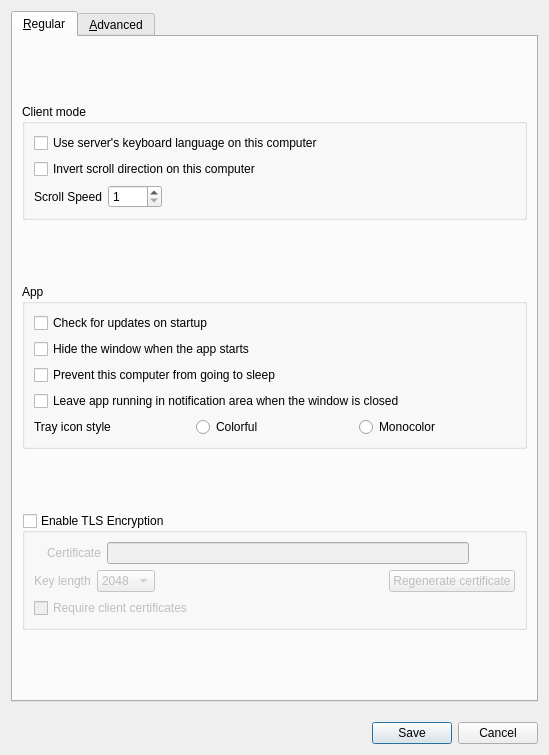
Before: the Qt Designer form src/lib/gui/dialogs/SettingsDialog.ui in deskflow/deskflow, drawn with Qt 5.
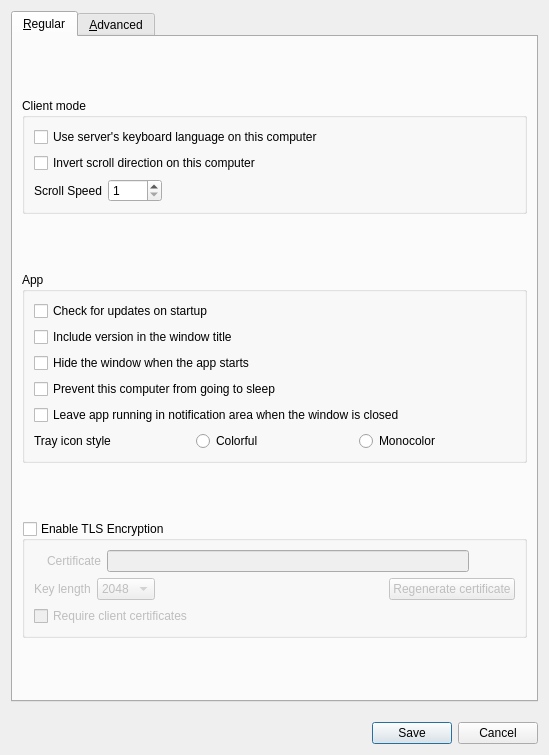
After: the same form once the commit is applied. Icons and pictures are not drawn.

Commit message: feat: Add a setting to allow the version to be shown in the windows title fixes: #8538 replaces: #9351

```diff
--- a/src/lib/gui/dialogs/SettingsDialog.ui
+++ b/src/lib/gui/dialogs/SettingsDialog.ui
@@ -111,6 +111,13 @@
             </property>
            </widget>
           </item>
+          <item>
+           <widget class="QCheckBox" name="cbShowVersion">
+            <property name="text">
+             <string>Include version in the window title</string>
+            </property>
+           </widget>
+          </item>
           <item>
            <widget class="QCheckBox" name="cbAutoHide">
             <property name="text">
```
The commit also changes 9 other files.
